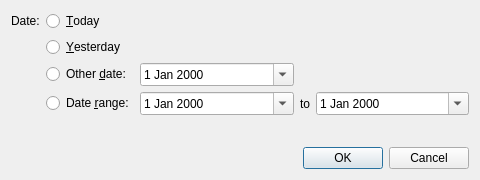
Before: the Qt Designer form src/gui/windows/input/DateInputDialog.ui in startkladde/startkladde, drawn with Qt 5.
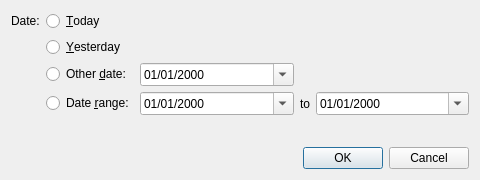
After: the same form once the commit is applied.

Commit message: Use proper date format for date inputs Add i18n documentation

Diff of the .ui file:
```diff
--- a/src/gui/windows/input/DateInputDialog.ui
+++ b/src/gui/windows/input/DateInputDialog.ui
@@ -57,6 +57,9 @@
       </item>
       <item row="2" column="2">
        <widget class="QDateEdit" name="otherDateInput">
+        <property name="displayFormat">
+         <string>MM/dd/yyyy</string>
+        </property>
         <property name="calendarPopup">
          <bool>true</bool>
         </property>
@@ -71,6 +74,9 @@
       </item>
       <item row="3" column="2">
        <widget class="QDateEdit" name="firstDateInput">
+        <property name="displayFormat">
+         <string>MM/dd/yyyy</string>
+        </property>
         <property name="calendarPopup">
          <bool>true</bool>
         </property>
@@ -85,6 +91,9 @@
       </item>
       <item row="3" column="4">
        <widget class="QDateEdit" name="lastDateInput">
+        <property name="displayFormat">
+         <string>MM/dd/yyyy</string>
+        </property>
         <property name="calendarPopup">
          <bool>true</bool>
         </property>
```
The commit also changes 4 other files.
